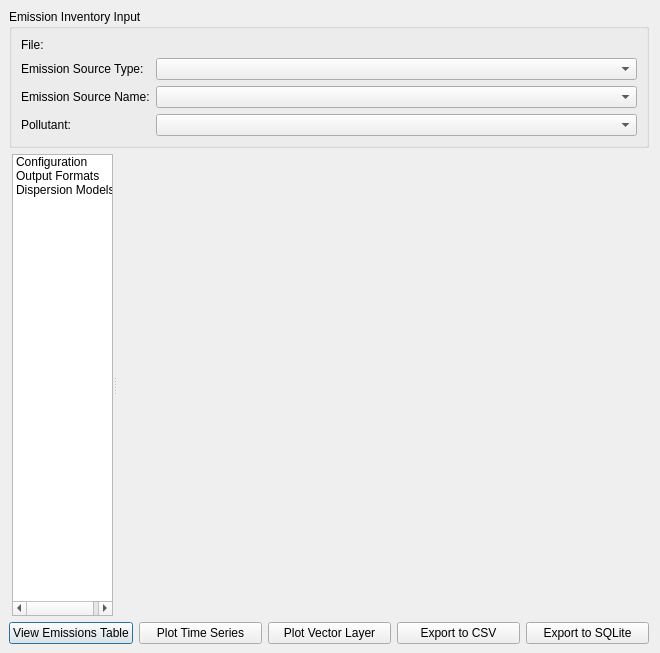
This is ui/ui_results_analysis.ui in eurocontrol-asu/open_alaqs as Qt 5 draws it before an edit. The edited form follows.
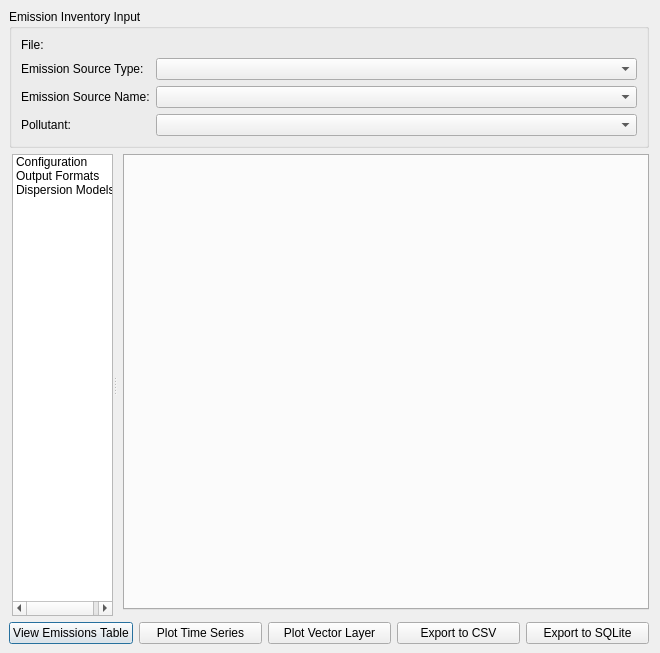
This is the edited form. Icons and pictures are not drawn. Custom widgets are drawn as their Qt base class.

Commit message: Apply changes from review call to emission inventory analysis

```diff
--- a/ui/ui_results_analysis.ui
+++ b/ui/ui_results_analysis.ui
@@ -271,40 +271,6 @@
               </property>
               <item>
                <widget class="QTabWidget" name="output_modules_tab_widget">
-                <property name="geometry">
-                 <rect>
-                  <x>12</x>
-                  <y>6</y>
-                  <width>561</width>
-                  <height>171</height>
-                 </rect>
-                </property>
-                <property name="minimumSize">
-                 <size>
-                  <width>0</width>
-                  <height>100</height>
-                 </size>
-                </property>
-                <property name="font">
-                 <font>
-                  <kerning>true</kerning>
-                 </font>
-                </property>
-                <property name="tabPosition">
-                 <enum>QTabWidget::North</enum>
-                </property>
-                <property name="tabShape">
-                 <enum>QTabWidget::Rounded</enum>
-                </property>
-                <property name="currentIndex">
-                 <number>-1</number>
-                </property>
-                <property name="documentMode">
-                 <bool>true</bool>
-                </property>
-                <property name="movable">
-                 <bool>false</bool>
-                </property>
                </widget>
               </item>
              </layout>
```
Left out of the diff: 20 changed lines with no effect on the pictures. The commit also changes 3 other files.
